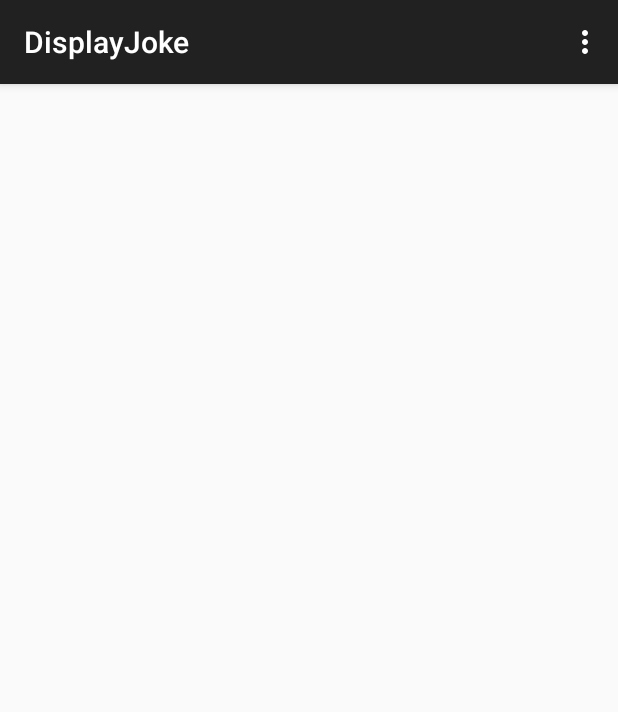
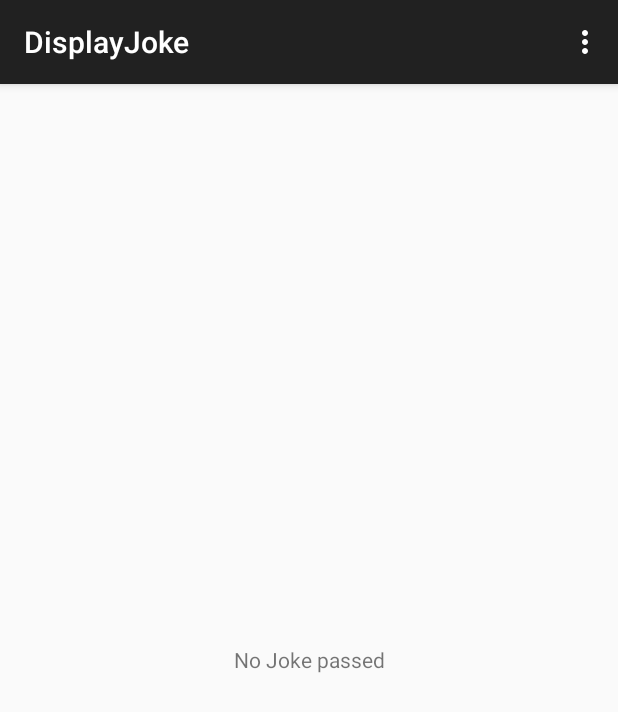
Before and after one commit to msgeorgem/BuildItBiggerByGA, an Android app: the DisplayJokeActivity screen opened directly, with no data from a screen before it, on a phone screen of 412 x 824 dp. Shown: the top 712 px of the screen. Run offline under Robolectric (Android 15) with nearby library versions, the phone set to English and light mode, and no system bars.

```diff
--- a/app/build.gradle
+++ b/app/build.gradle
@@ -46,7 +46,7 @@ dependencies {
     implementation fileTree(dir: 'libs', include: ['*.jar'])
     endpointsServer project(path: ':backend', configuration: 'endpoints')
     implementation 'com.android.support:appcompat-v7:26.1.0'
-    implementation 'com.google.android.gms:play-services-ads:15.0.1'
+    freeImplementation 'com.google.android.gms:play-services-ads:15.0.1'
     implementation 'com.google.api-client:google-api-client:1.23.0'
     implementation 'com.google.http-client:google-http-client-android:1.23.0'
     implementation 'com.google.code.findbugs:jsr305:3.0.1'
--- a/app/src/main/res/values/strings.xml
+++ b/app/src/main/res/values/strings.xml
@@ -4,7 +4,4 @@
     <string name="button_text">Tell Joke</string>
     <string name="action_settings">Settings</string>
     <string name="root_url_api" translatable="false">http://10.0.2.2:8080/_ah/api/</string>
-    <string name="banner_ad_unit_id">ca-app-pub-3940256099942544/6300978111</string>
-    <string name="interstitial_ad_unit_id" translatable="false">ca-app-pub-3940256099942544/1033173712</string>
-    <string name="device_id" translatable="false">1E7145215208BE449B00742AA5D68BE0</string>
 </resources>
--- a/jokewizardand/src/main/java/com/example/jokewizardand/DisplayJokeActivity.java
+++ b/jokewizardand/src/main/java/com/example/jokewizardand/DisplayJokeActivity.java
@@ -1,5 +1,6 @@
 package com.example.jokewizardand;
 
+import android.content.Intent;
 import android.os.Bundle;
 import android.support.v7.app.AppCompatActivity;
 import android.view.Menu;
@@ -9,16 +10,22 @@ import android.widget.TextView;
 
 public class DisplayJokeActivity extends AppCompatActivity {
 
-    public final static String JOKE = "JOKE";
+    public final static String JOKE_KEY = "JOKE";
 
     @Override
     protected void onCreate(Bundle savedInstanceState) {
         super.onCreate(savedInstanceState);
         setContentView(R.layout.activity_display_joke);
 
-        String joke = getIntent().getStringExtra(JOKE);
-        TextView textViewJoke = (TextView) findViewById(R.id.textview_joke);
-        textViewJoke.setText(joke);
+        Intent intent = getIntent();
+        if (intent.hasExtra(JOKE_KEY)) {
+            String joke = intent.getStringExtra(JOKE_KEY);
+            TextView textViewJoke = findViewById(R.id.textview_joke);
+            textViewJoke.setText(joke);
+        } else {
+            TextView textViewJoke = findViewById(R.id.textview_joke);
+            textViewJoke.setText(R.string.no_joke_passed);
+        }
     }
 
     @Override
--- a/jokewizardand/src/main/res/values/strings.xml
+++ b/jokewizardand/src/main/res/values/strings.xml
@@ -1,4 +1,5 @@
 <resources>
     <string name="app_name">JokeWizardAnd</string>
     <string name="title_activity_display_joke">DisplayJoke</string>
+    <string name="no_joke_passed">No Joke passed</string>
 </resources>
```
Also changed, not shown: app/src/main/AndroidManifest.xml (+4 -11 lines), app/src/main/java/com/udacity/gradle/builditbigger/MainActivity.java (+4 -5 lines), app/src/main/java/com/udacity/gradle/builditbigger/MyAppContext.java (added, +18 -0 lines), app/src/main/res/layout/fragment_main.xml (deleted, +0 -21 lines), backend/src/main/java/com/udacity/gradle/builditbigger/backend/MyEndpoint.java (+0 -11 lines), 67 other files.
